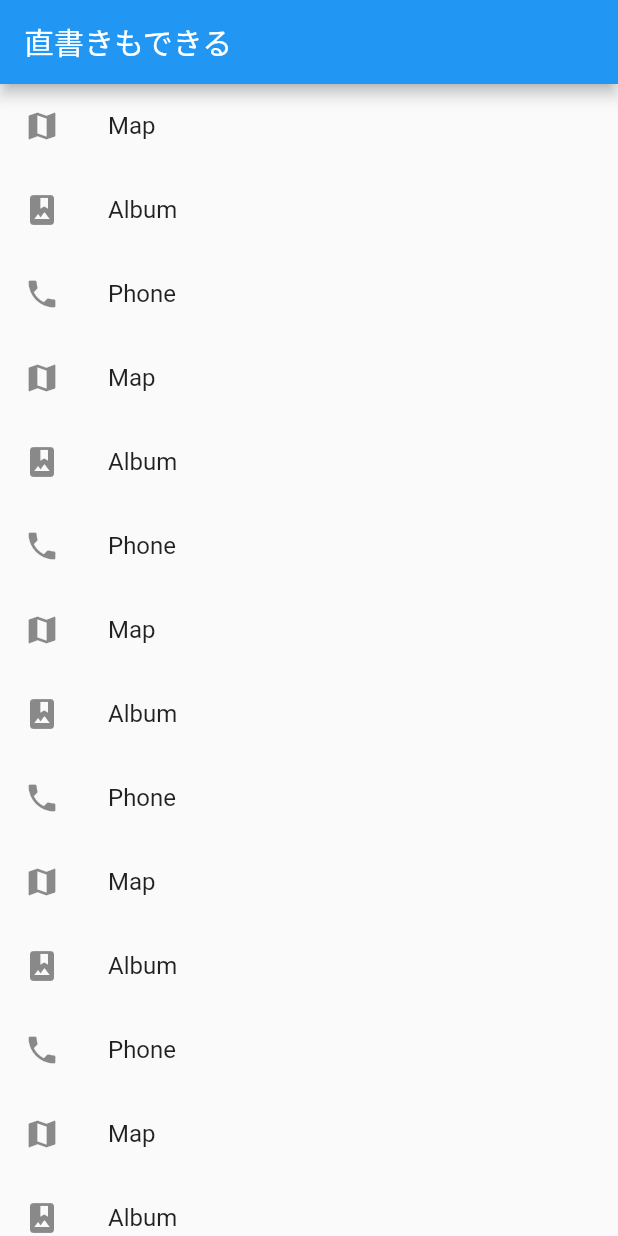
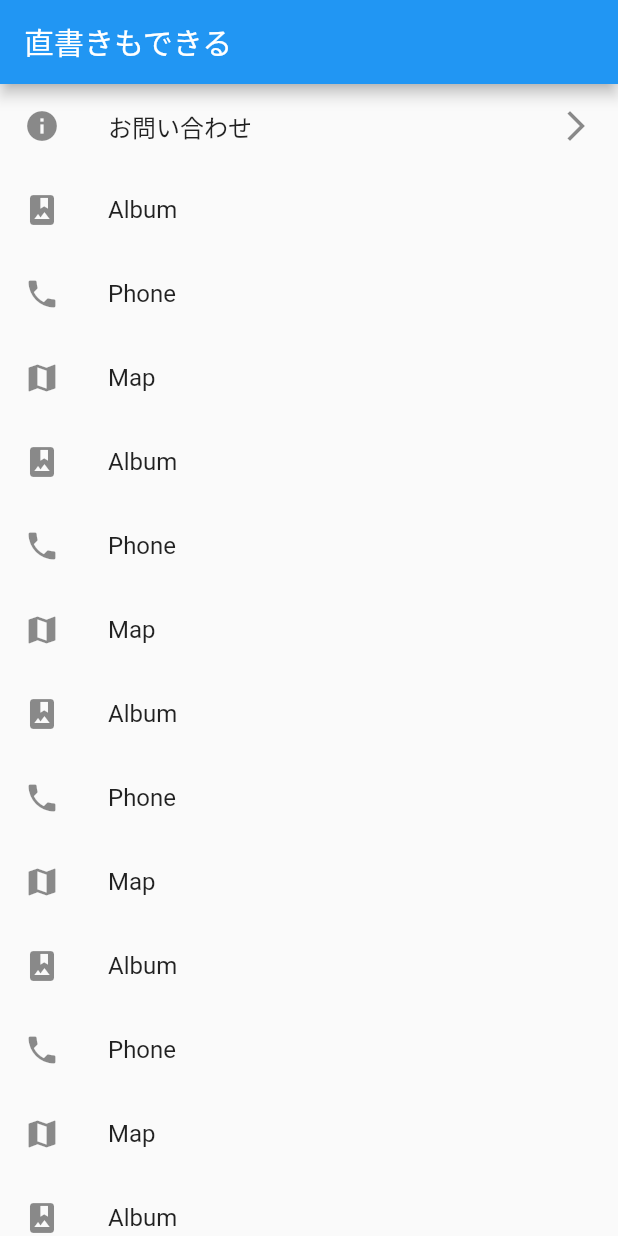
Before and after one commit to t-sakurai816/flutter-demo, a Flutter app: the screen it shows after launch, on a phone screen of 412 x 824 dp. Run offline on Flutter 3.47's test engine with Material 2 defaults, Android fonts, the phone set to English and light mode, and no system bars.

Commit message:
Update-basicLists

```diff
--- a/lib/main.dart
+++ b/lib/main.dart
@@ -42,8 +42,19 @@ class _MyHomePageState extends State<MyHomePage> {
           //スクロールできる。下に伸びても大丈夫
           children: <Widget>[
             ListTile(
-              leading: Icon(Icons.map),
-              title: Text('Map'),
+              leading: Icon(Icons.info),
+              title: Text('お問い合わせ'),
+              trailing: Icon(Icons.arrow_forward_ios),
+              onTap: () {
+                //画面遷移のコードを書く
+                //タップしたら遷移
+                Navigator.push(
+                  context,
+                  MaterialPageRoute(
+                    builder: (context) => NextPage('Takumi'),
+                  ),
+                );
+              },
             ),
             ListTile(
               leading: Icon(Icons.photo_album),
```
